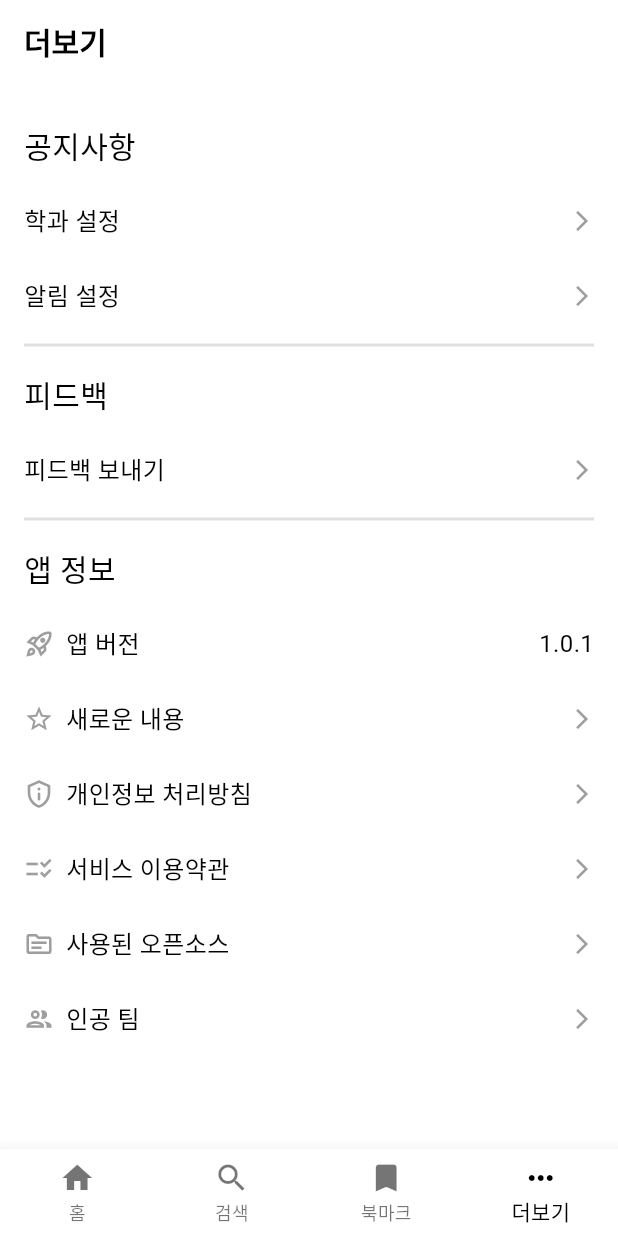
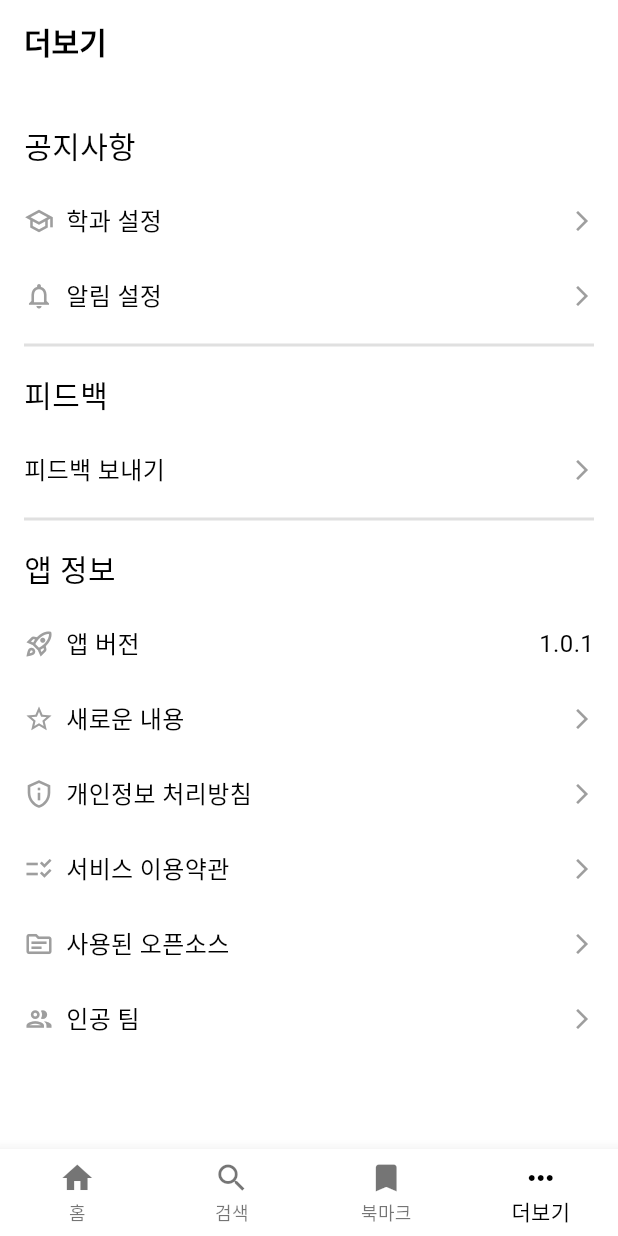
Before and after one commit to InhaNotice/inha_notice, a Flutter app: the screen it shows after launch, item 4 of the bottom bar chosen, on a phone screen of 412 x 824 dp. Run offline on Flutter 3.47's test engine with Material 3 defaults, Android fonts, the phone set to English and light mode, and no system bars; our stand-ins replace firebase_core, firebase_messaging, flutter_dotenv, logger, shared_preferences, sqflite; accounts and stored records are empty; network calls fail; Roboto replaces fonts that are missing (Pretendard); statements that could not run were skipped; project files that could hold a hidden picture were left out.

Commit message:
style: update the styles of MorePage

```diff
--- a/lib/screens/bottom_navigation/more/more_page.dart
+++ b/lib/screens/bottom_navigation/more/more_page.dart
@@ -71,16 +71,26 @@ class MorePage extends StatelessWidget {
                   child: Row(
                     mainAxisAlignment: MainAxisAlignment.spaceBetween,
                     children: [
+                      Row(
+                        children: [
+                          Icon(Icons.school_outlined,
+                              size: 20,
+                              color: Theme.of(context).iconTheme.color),
+                          const SizedBox(width: 8),
                           Text(
                             '학과 설정',
                             style: TextStyle(
                               fontFamily: Font.kDefaultFont,
                               fontSize: 16,
                               fontWeight: FontWeight.normal,
-                          color:
-                              Theme.of(context).textTheme.bodyMedium?.color ??
+                              color: Theme.of(context)
+                                      .textTheme
+                                      .bodyMedium
+                                      ?.color ??
                                   Theme.of(context).defaultColor,
                             ),
+                          )
+                        ],
                       ),
                       Icon(Icons.arrow_forward_ios,
                           size: 16,
@@ -108,16 +118,26 @@ class MorePage extends StatelessWidget {
                   child: Row(
                     mainAxisAlignment: MainAxisAlignment.spaceBetween,
                     children: [
+                      Row(
+                        children: [
+                          Icon(Icons.notifications_outlined,
+                              size: 20,
+                              color: Theme.of(context).iconTheme.color),
+                          const SizedBox(width: 8),
                           Text(
                             '알림 설정',
                             style: TextStyle(
                               fontFamily: Font.kDefaultFont,
                               fontSize: 16,
                               fontWeight: FontWeight.normal,
-                          color:
-                              Theme.of(context).textTheme.bodyMedium?.color ??
+                              color: Theme.of(context)
+                                      .textTheme
+                                      .bodyMedium
+                                      ?.color ??
                                   Theme.of(context).defaultColor,
                             ),
+                          ),
+                        ],
                       ),
                       Icon(Icons.arrow_forward_ios,
                           size: 16, color: Theme.of(context).iconTheme.color),
```
Lines whose indentation alone changed are shown as unchanged.
